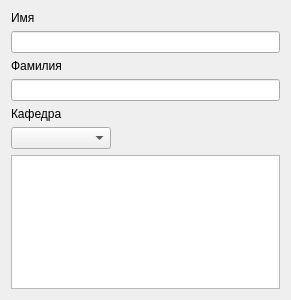
Before: the Qt Designer form ui/searchstaffuniversity.ui in 7enSmile/clientVKR, drawn with Qt 5.
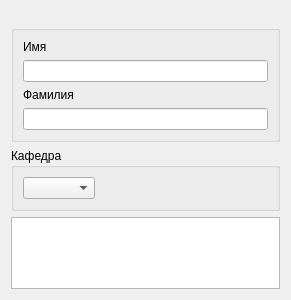
After: the same form once the commit is applied.

Patch:
```diff
--- a/ui/searchstaffuniversity.ui
+++ b/ui/searchstaffuniversity.ui
@@ -15,7 +15,11 @@
   </property>
   <layout class="QVBoxLayout" name="verticalLayout_5">
    <item>
-    <layout class="QVBoxLayout" name="verticalLayout_4">
+    <widget class="QGroupBox" name="groupBox">
+     <property name="title">
+      <string> </string>
+     </property>
+     <layout class="QVBoxLayout" name="verticalLayout_6">
      <item>
       <layout class="QVBoxLayout" name="verticalLayout_2">
        <item>
@@ -44,15 +48,15 @@
        </item>
       </layout>
      </item>
+     </layout>
+    </widget>
+   </item>
      <item>
-      <layout class="QVBoxLayout" name="verticalLayout_3">
-       <item>
-        <widget class="QLabel" name="label_3">
-         <property name="text">
+    <widget class="QGroupBox" name="groupBox_2">
+     <property name="title">
           <string>Кафедра</string>
          </property>
-        </widget>
-       </item>
+     <layout class="QHBoxLayout" name="horizontalLayout">
        <item>
         <widget class="QComboBox" name="comboBox">
          <property name="maximumSize">
@@ -63,9 +67,21 @@
          </property>
         </widget>
        </item>
-      </layout>
-     </item>
-    </layout>
+      <item>
+       <spacer name="horizontalSpacer">
+        <property name="orientation">
+         <enum>Qt::Horizontal</enum>
+        </property>
+        <property name="sizeHint" stdset="0">
+         <size>
+          <width>40</width>
+          <height>20</height>
+         </size>
+        </property>
+       </spacer>
+      </item>
+     </layout>
+    </widget>
    </item>
    <item>
     <widget class="QTableView" name="tableView">
```
Lines whose indentation alone changed are shown as unchanged.
